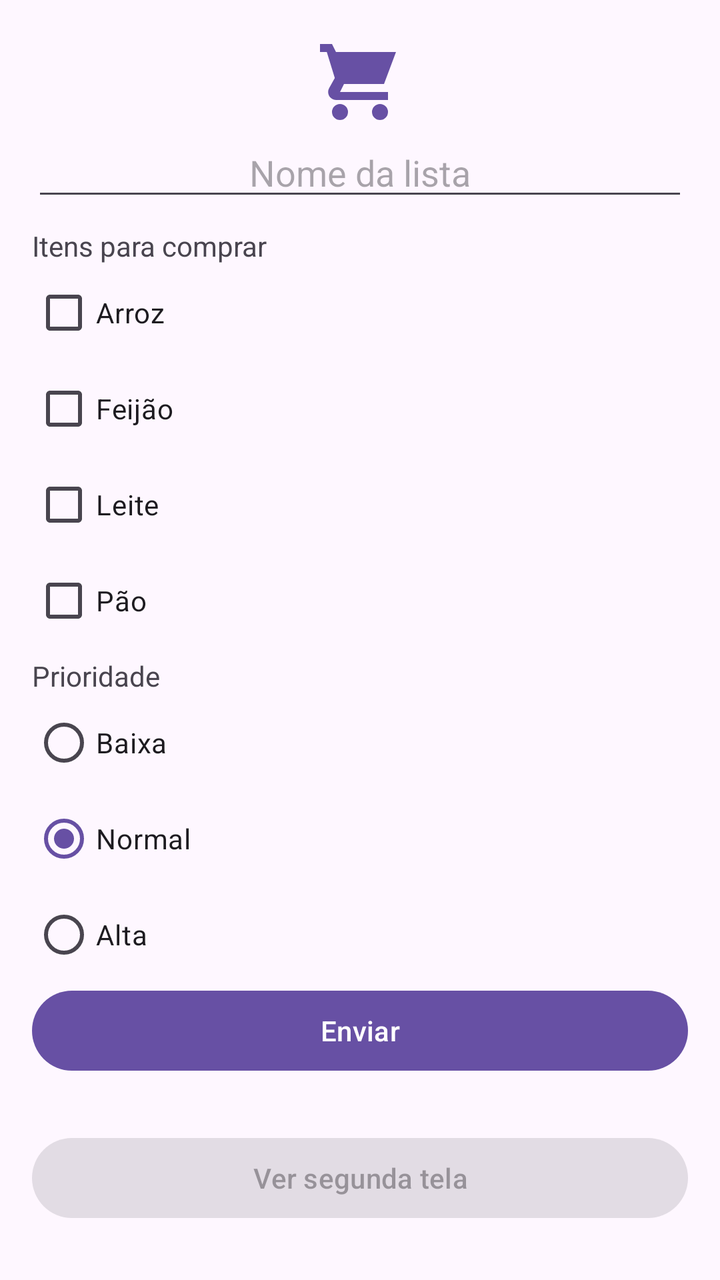
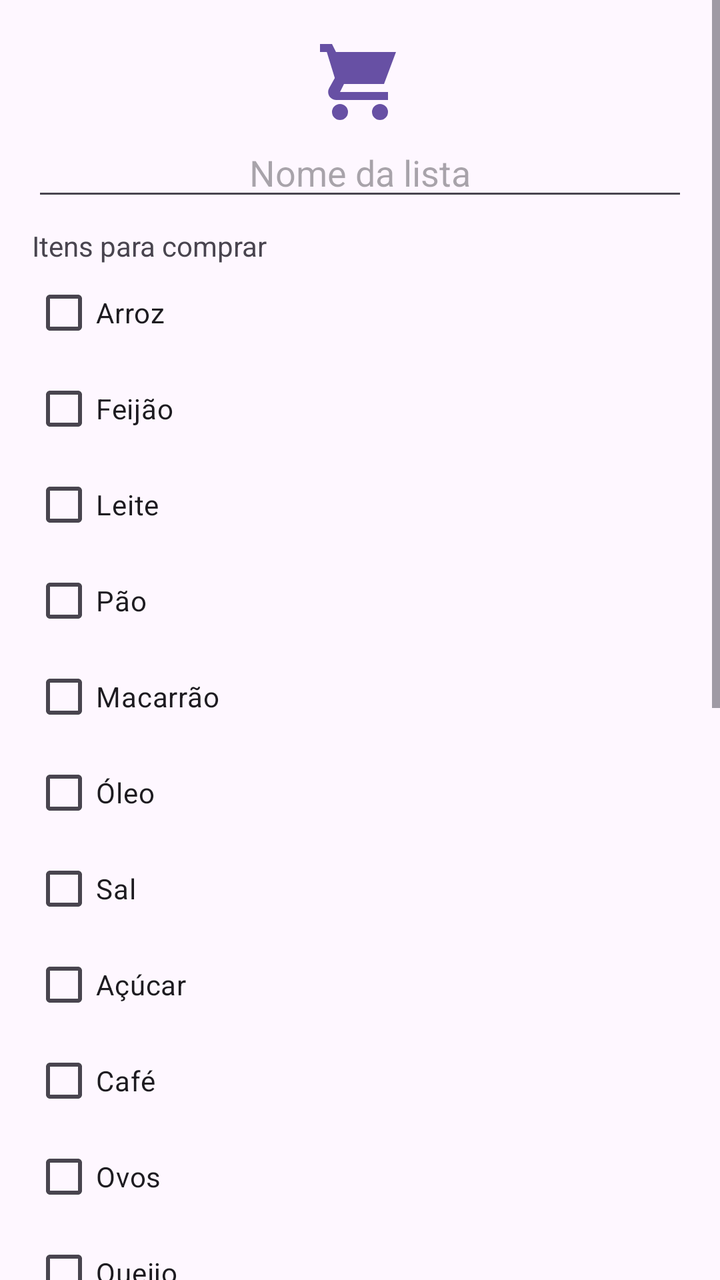

Before-and-after screenshots of an Android layout around one commit, followed by the original layout XML and the change that was made.
<!-- AndroidManifest.xml: application theme Theme.DDM8 -->
<!-- res/layout/activity_main.xml -->
<?xml version="1.0" encoding="utf-8"?>
<ScrollView xmlns:android="http://schemas.android.com/apk/res/android"
    android:id="@+id/tela"
    android:layout_width="match_parent"
    android:layout_height="match_parent">
    <LinearLayout
        android:layout_width="match_parent"
        android:layout_height="wrap_content"
        android:orientation="vertical"
        android:padding="16dp">
        <ImageView
            android:layout_width="48dp"
            android:layout_height="48dp"
            android:layout_gravity="center_horizontal"
            android:contentDescription="@null"
            android:src="@drawable/carrinho" />

        <EditText
            android:id="@+id/nome"
            android:layout_width="match_parent"
            android:layout_height="wrap_content"
            android:hint="Nome da lista"
            android:gravity="center"
            android:inputType="textCapSentences"
            android:maxLength="60" />

        <TextView
            android:layout_width="match_parent"
            android:layout_height="wrap_content"
            android:layout_marginTop="8dp"
            android:text="Itens para comprar" />

        <CheckBox
            android:id="@+id/arroz"
            android:layout_width="wrap_content"
            android:layout_height="wrap_content"
            android:text="Arroz" />

        <CheckBox
            android:id="@+id/feijao"
            android:layout_width="wrap_content"
            android:layout_height="wrap_content"
            android:text="Feijão" />

        <CheckBox
            android:id="@+id/leite"
            android:layout_width="wrap_content"
            android:layout_height="wrap_content"
            android:text="Leite" />

        <CheckBox
            android:id="@+id/pao"
            android:layout_width="wrap_content"
            android:layout_height="wrap_content"
            android:text="Pão" />

        <TextView
            android:layout_width="match_parent"
            android:layout_height="wrap_content"
            android:layout_marginTop="4dp"
            android:text="Prioridade" />

        <RadioGroup
            android:id="@+id/prioridades"
            android:layout_width="match_parent"
            android:layout_height="wrap_content"
            android:checkedButton="@+id/normal">
            <RadioButton
                android:id="@+id/baixa"
                android:layout_width="wrap_content"
                android:layout_height="wrap_content"
                android:text="Baixa" />

            <RadioButton
                android:id="@+id/normal"
                android:layout_width="wrap_content"
                android:layout_height="wrap_content"
                android:text="Normal" />

            <RadioButton
                android:id="@+id/alta"
                android:layout_width="wrap_content"
                android:layout_height="wrap_content"
                android:text="Alta" />
        </RadioGroup>

        <Button
            android:id="@+id/enviar"
            android:layout_width="match_parent"
            android:layout_height="wrap_content"
            android:text="Enviar" />

        <TextView
            android:id="@+id/resultado"
            android:layout_width="match_parent"
            android:layout_height="wrap_content"
            android:accessibilityLiveRegion="polite"
            android:layout_marginTop="4dp"
            android:textSize="16sp" />

        <Button
            android:id="@+id/abrir"
            android:layout_width="match_parent"
            android:layout_height="wrap_content"
            android:text="Ver segunda tela"
            android:enabled="false" />
    </LinearLayout>
</ScrollView>
<!-- resources referenced by this layout -->
<resources>
  <!-- drawable carrinho (drawable) -->
  <vector xmlns:android="http://schemas.android.com/apk/res/android"
      android:width="48dp" android:height="48dp"
      android:viewportWidth="24" android:viewportHeight="24">
      <path android:fillColor="#6750A4"
          android:pathData="M2,3h3l1,2h15l-3,8H8l-1,2h12v2H6a2,2 0,0 1,-1.7 -3l1.4,-2.5L3.7,5H2zM7,18a2,2 0,1 0,0 4a2,2 0,1 0,0 -4M17,18a2,2 0,1 0,0 4a2,2 0,1 0,0 -4"/>
  </vector>
  <style name="Theme.DDM8" parent="Base.Theme.DDM8" />
  <style name="Base.Theme.DDM8" parent="Theme.Material3.DayNight.NoActionBar">
          
          
      </style>
</resources>

<!-- the commit's change to res/layout/activity_main.xml (unified diff, before → after) -->
@@ -54,6 +54,72 @@
             android:layout_height="wrap_content"
             android:text="Pão" />
 
+        <CheckBox
+            android:id="@+id/macarrao"
+            android:layout_width="wrap_content"
+            android:layout_height="wrap_content"
+            android:text="Macarrão" />
+
+        <CheckBox
+            android:id="@+id/oleo"
+            android:layout_width="wrap_content"
+            android:layout_height="wrap_content"
+            android:text="Óleo" />
+
+        <CheckBox
+            android:id="@+id/sal"
+            android:layout_width="wrap_content"
+            android:layout_height="wrap_content"
+            android:text="Sal" />
+
+        <CheckBox
+            android:id="@+id/acucar"
+            android:layout_width="wrap_content"
+            android:layout_height="wrap_content"
+            android:text="Açúcar" />
+
+        <CheckBox
+            android:id="@+id/cafe"
+            android:layout_width="wrap_content"
+            android:layout_height="wrap_content"
+            android:text="Café" />
+
+        <CheckBox
+            android:id="@+id/ovos"
+            android:layout_width="wrap_content"
+            android:layout_height="wrap_content"
+            android:text="Ovos" />
+
+        <CheckBox
+            android:id="@+id/queijo"
+            android:layout_width="wrap_content"
+            android:layout_height="wrap_content"
+            android:text="Queijo" />
+
+        <CheckBox
+            android:id="@+id/banana"
+            android:layout_width="wrap_content"
+            android:layout_height="wrap_content"
+            android:text="Banana" />
+
+        <CheckBox
+            android:id="@+id/maca"
+            android:layout_width="wrap_content"
+            android:layout_height="wrap_content"
+            android:text="Maçã" />
+
+        <CheckBox
+            android:id="@+id/tomate"
+            android:layout_width="wrap_content"
+            android:layout_height="wrap_content"
+            android:text="Tomate" />
+
+        <CheckBox
+            android:id="@+id/batata"
+            android:layout_width="wrap_content"
+            android:layout_height="wrap_content"
+            android:text="Batata" />
+
         <TextView
             android:layout_width="match_parent"
             android:layout_height="wrap_content"
